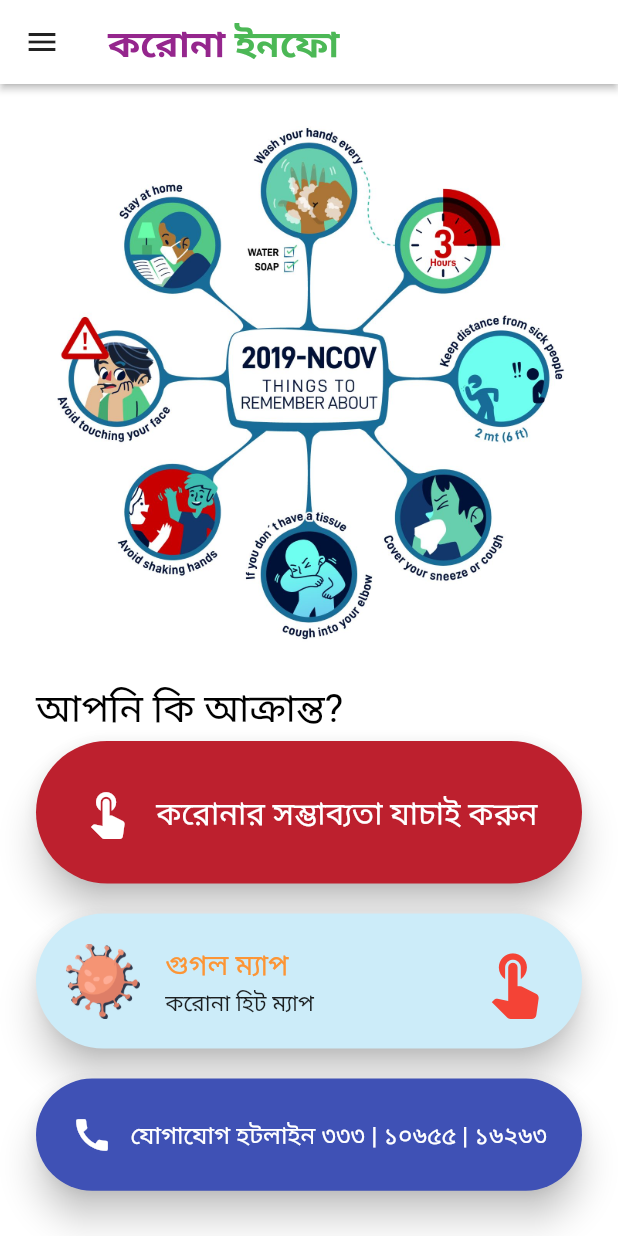
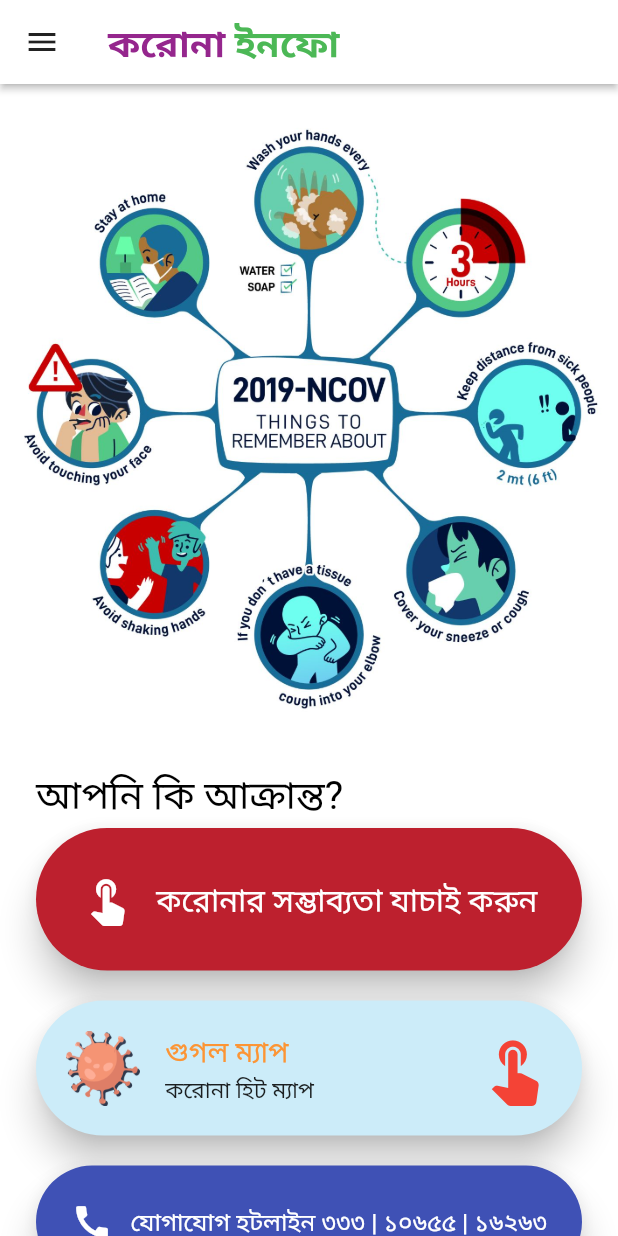
Before and after one commit to momshaddinury/COVID-Tracker-BD, a Flutter app: the HomePage screen opened by its route, on a phone screen of 412 x 824 dp. Run offline on Flutter 3.47's test engine with Material 2 defaults, Android fonts, the phone set to English and light mode, and no system bars; drawn by our look-alikes of auto_size_text; our stand-ins replace data_connection_checker, firebase_auth, flutter_bloc, flutter_form_builder, flutter_html, flutter_spinkit and 5 more; accounts and stored records are empty; network calls fail; Roboto replaces fonts that are missing (CM Sans Serif, Quicksand).

Commit message:
Slight Changes in Dashboard UI

```diff
--- a/self_reporting_app/lib/screens/dashboard.dart
+++ b/self_reporting_app/lib/screens/dashboard.dart
@@ -117,13 +117,16 @@ class _HomePageState extends State<HomePage> {
         child: Container(
           //color: Colors.white,
           color: Colors.white,
-          padding: EdgeInsets.symmetric(vertical: 10, horizontal: 24),
+          padding: EdgeInsets.symmetric(vertical: 10),
           child: Column(
-            crossAxisAlignment: CrossAxisAlignment.stretch,
+            crossAxisAlignment: CrossAxisAlignment.start,
             children: <Widget>[
               SizedBox(
                 height: 10,
               ),
+              Column(
+                crossAxisAlignment: CrossAxisAlignment.stretch,
+                children: <Widget>[
                   FittedBox(
                     child: Image.asset(
                       "assets/3623963.jpg",
@@ -132,9 +135,19 @@ class _HomePageState extends State<HomePage> {
                       height: 350,
                     ),
                   ),
+                ],
+              ),
               SizedBox(
                 height: 10,
               ),
+
+              Container(
+                color: Colors.white,
+                padding: EdgeInsets.symmetric(vertical: 10, horizontal: 24),
+                child: Column(
+                  crossAxisAlignment: CrossAxisAlignment.stretch,
+                  children: <Widget>[
+                    /// আপনি কি আক্রান্ত?
                     AutoSizeText(
                       "আপনি কি আক্রান্ত?",
                       textScaleFactor: 1,
@@ -148,6 +161,8 @@ class _HomePageState extends State<HomePage> {
                     SizedBox(
                       height: 5,
                     ),
+
+                    /// করোনার সম্ভাব্যতা যাচাই করুন
                     FittedBox(
                       child: MaterialButton(
                         elevation: 10,
@@ -155,8 +170,10 @@ class _HomePageState extends State<HomePage> {
                         color: Color(0xFFBD202E),
                         padding: EdgeInsets.all(20),
                         onPressed: () {
-                    Navigator.push(context,
-                        MaterialPageRoute(builder: (context) => ReportMain()));
+                          Navigator.push(
+                              context,
+                              MaterialPageRoute(
+                                  builder: (context) => ReportMain()));
                         },
                         child: Row(
                           children: <Widget>[
@@ -179,10 +196,14 @@ class _HomePageState extends State<HomePage> {
                     SizedBox(
                       height: 20,
                     ),
+
+                    /// করোনা হিট ম্যাপ
                     HeatMapTile(),
                     SizedBox(
                       height: 20,
                     ),
+
+                    /// যোগাযোগ হটলাইন
                     FittedBox(
                       child: MaterialButton(
                         padding: EdgeInsets.all(20),
@@ -219,10 +240,18 @@ class _HomePageState extends State<HomePage> {
                         ),
                       ),
                     ),
+                  ],
+                ),
+              ),
+
               SizedBox(
                 height: 50,
               ),
-              AutoSizeText(
+
+              /// সর্বশেষ তথ্য
+              Padding(
+                padding: const EdgeInsets.symmetric(horizontal: 24.0),
+                child: AutoSizeText(
                   "সর্বশেষ তথ্য \nতথ্যসূত্র: WorldoMeter",
                   textScaleFactor: 1,
                   style: TextStyle(
@@ -231,50 +260,41 @@ class _HomePageState extends State<HomePage> {
                     fontSize: 26.0,
                   ),
                 ),
-
-              /*Container(
-                height: 30,
-                child: ListView.builder(
-                itemCount: categories.length,
-                    shrinkWrap: true,
-                    physics: ClampingScrollPhysics(),
-                    scrollDirection: Axis.horizontal,
-                    itemBuilder: (context, index){
-                  return CategorieTile(
-                    categorie: categories[index],
-                    isSelected: selectedCategorie == categories[index],
-                    context: this,
-                  );
-                    }),
-              ),*/
-              /*SizedBox(
-                height: 20,
-              ),*/
+              ),
               Container(
-                  height: 300,
+                height: 250,
                 child: BlocProvider<CovidBloc>(
                   create: (BuildContext context) =>
                       CovidBloc(repository: Repository())
                         ..add(CovidBdDataEvent(
-                                param: "countries/bangladesh",
-                                paramAll: "all")),
+                            param: "countries/bangladesh", paramAll: "all")),
+                  child: Center(
                     child: Container(
                       child: BlocBuilder<CovidBloc, CovidState>(
                         builder: (context, state) {
                           return dashboard(state);
                         },
                       ),
-                      ))),
+                    ),
+                  ),
+                ),
+              ),
+
               SizedBox(
-                height: 45,
+                height: 30,
               ),
-              AutoSizeText(
+
+              /// ঝুঁকি রোধে করনীয়
+              Padding(
+                padding: const EdgeInsets.symmetric(horizontal: 24.0),
+                child: AutoSizeText(
                   "(কোভিড-১৯) এর ঝুঁকি রোধে করনীয়",
                   textScaleFactor: 1,
                   style: TextStyle(
                     color: Colors.black,
                     fontFamily: 'CM Sans Serif',
                     fontSize: 26.0,
+                  ),
                 ),
               ),
               SizedBox(
@@ -408,6 +428,7 @@ class _HomePageState extends State<HomePage> {
                               padding: const EdgeInsets.all(8.0),
                               child: Container(
                                 height: 166,
+                                width: 200,
                                 child: Column(
                                   mainAxisAlignment: MainAxisAlignment.center,
                                   children: <Widget>[
@@ -561,17 +582,7 @@ getItem(final data, String level) {
     dataInBengali = dataInBengali.replaceAll(english[i], farsi[i]);
   }
 
-  return Container(
-    padding: EdgeInsets.all(5),
-    width: 150,
-    height: 150,
-    margin: EdgeInsets.only(right: 16),
-    decoration: BoxDecoration(
-      color: Colors.indigo[400],
-      //color: Color(0xFFCCECF9),
-      borderRadius: BorderRadius.circular(24),
-    ),
-    child: Column(
+  return Column(
     mainAxisAlignment: MainAxisAlignment.center,
     children: <Widget>[
       AutoSizeText(
@@ -592,6 +603,5 @@ getItem(final data, String level) {
         style: TextStyle(fontSize: 20, color: Colors.white),
       )
     ],
-    ),
   );
 }
```
Lines whose indentation alone changed are shown as unchanged.
